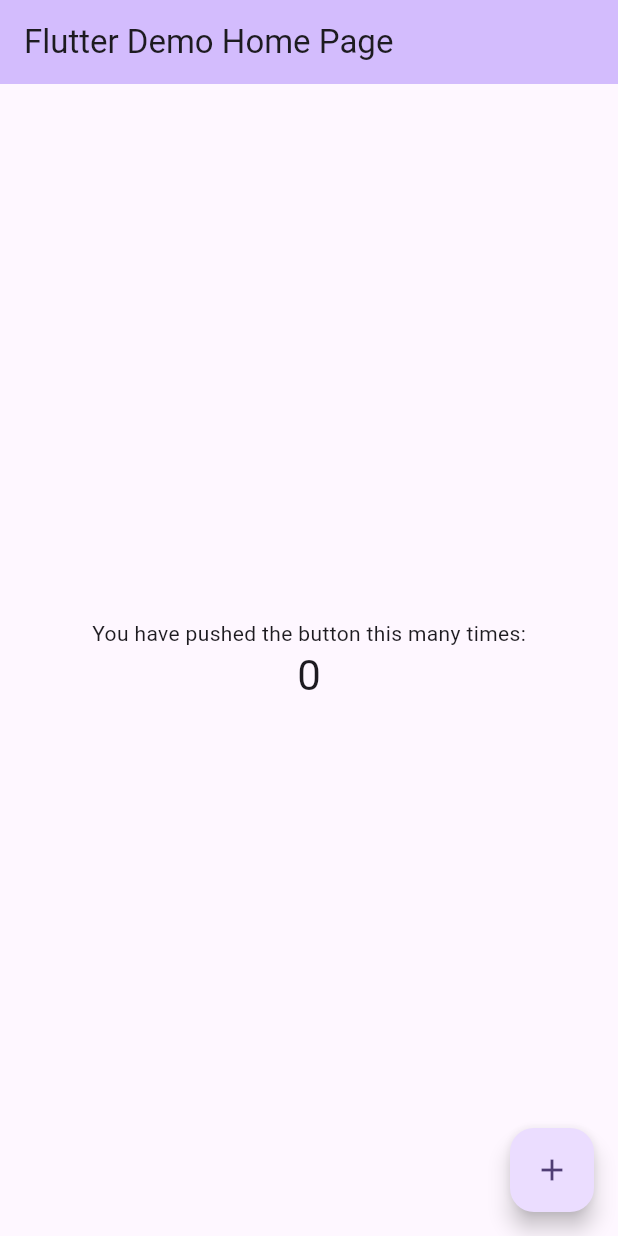
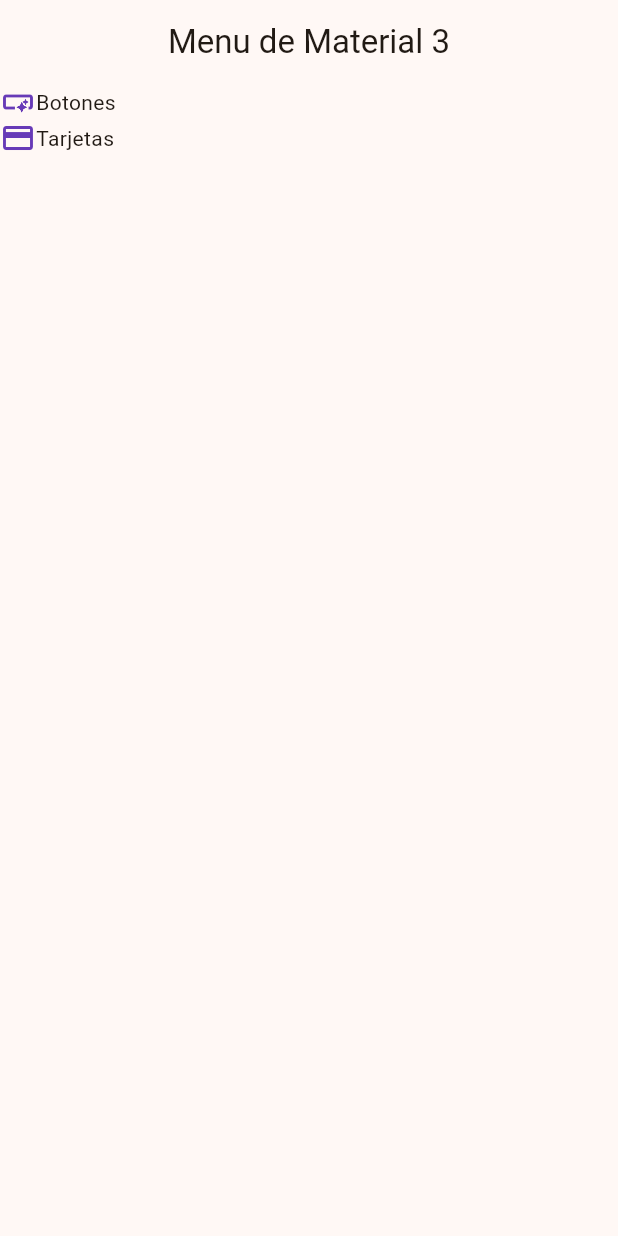
Before and after one commit to MAUMAU101/halloween, a Flutter app: the screen it shows after launch, on a phone screen of 412 x 824 dp. Run offline on Flutter 3.47's test engine with Material 2 defaults, Android fonts, the phone set to English and light mode, and no system bars.

Commit message:
app replaced

```diff
--- /dev/null
+++ b/lib/config/menu/menu_items.dart
@@ -0,0 +1,29 @@
+import 'package:flutter/material.dart';
+
+class MenuItem {
+  final String title;
+  final String subTitle;
+  final String link;
+  final IconData icon;
+  const MenuItem({
+    required this.title,
+    required this.subTitle,
+    required this.link,
+    required this.icon,
+  });
+}
+
+const appMenuItems = <MenuItem>[
+  MenuItem(
+    title: 'Botones',
+    subTitle: 'Varios botones en Flutter',
+    link: '/buttons',
+    icon: Icons.smart_button_outlined,
+  ),
+  MenuItem(
+    title: 'Tarjetas',
+    subTitle: 'Un contenedor estilizado',
+    link: '/card',
+    icon: Icons.credit_card,
+  ),
+];
--- /dev/null
+++ b/lib/config/theme/app_theme.dart
@@ -0,0 +1,27 @@
+import 'package:flutter/material.dart';
+
+const List<Color> _colorThemes = [
+  Colors.blue,
+  Colors.teal,
+  Colors.green,
+  Colors.yellow,
+  Colors.orange,
+  Colors.pink,
+];
+
+class AppTheme {
+  final int selectedColor;
+
+  AppTheme({this.selectedColor = 0})
+      : assert(selectedColor >= 0 && selectedColor < _colorThemes.length,
+            'Solo se encuentra los Colores en un rango de 0 a ${_colorThemes.length - 1}');
+  ThemeData getTheme() {
+    return ThemeData(
+      useMaterial3: true,
+      colorSchemeSeed: _colorThemes[selectedColor],
+      appBarTheme: const AppBarTheme(
+        centerTitle: true,
+      ),
+    );
+  }
+}
--- a/lib/main.dart
+++ b/lib/main.dart
@@ -1,4 +1,6 @@
 import 'package:flutter/material.dart';
+import './config/theme/app_theme.dart';
+import './presentation/screens/home_screen.dart';
 
 void main() {
   runApp(const MyApp());
@@ -11,115 +13,9 @@ class MyApp extends StatelessWidget {
   @override
   Widget build(BuildContext context) {
     return MaterialApp(
-      title: 'Flutter Demo',
-      theme: ThemeData(
-        // This is the theme of your application.
-        //
-        // TRY THIS: Try running your application with "flutter run". You'll see
-        // the application has a blue toolbar. Then, without quitting the app,
-        // try changing the seedColor in the colorScheme below to Colors.green
-        // and then invoke "hot reload" (save your changes or press the "hot
-        // reload" button in a Flutter-supported IDE, or press "r" if you used
-        // the command line to start the app).
-        //
-        // Notice that the counter didn't reset back to zero; the application
-        // state is not lost during the reload. To reset the state, use hot
-        // restart instead.
-        //
-        // This works for code too, not just values: Most code changes can be
-        // tested with just a hot reload.
-        colorScheme: ColorScheme.fromSeed(seedColor: Colors.deepPurple),
-        useMaterial3: true,
-      ),
-      home: const MyHomePage(title: 'Flutter Demo Home Page'),
+      debugShowCheckedModeBanner: false,
+      theme: AppTheme(selectedColor: 4).getTheme(),
+      home: const HomeScreen(),
     );
   }
 }
-
-class MyHomePage extends StatefulWidget {
-  const MyHomePage({super.key, required this.title});
-
-  // This widget is the home page of your application. It is stateful, meaning
-  // that it has a State object (defined below) that contains fields that affect
-  // how it looks.
-
-  // This class is the configuration for the state. It holds the values (in this
-  // case the title) provided by the parent (in this case the App widget) and
-  // used by the build method of the State. Fields in a Widget subclass are
-  // always marked "final".
-
-  final String title;
-
-  @override
-  State<MyHomePage> createState() => _MyHomePageState();
-}
-
-class _MyHomePageState extends State<MyHomePage> {
-  int _counter = 0;
-
-  void _incrementCounter() {
-    setState(() {
-      // This call to setState tells the Flutter framework that something has
-      // changed in this State, which causes it to rerun the build method below
-      // so that the display can reflect the updated values. If we changed
-      // _counter without calling setState(), then the build method would not be
-      // called again, and so nothing would appear to happen.
-      _counter++;
-    });
-  }
-
-  @override
-  Widget build(BuildContext context) {
-    // This method is rerun every time setState is called, for instance as done
-    // by the _incrementCounter method above.
-    //
-    // The Flutter framework has been optimized to make rerunning build methods
-    // fast, so that you can just rebuild anything that needs updating rather
-    // than having to individually change instances of widgets.
-    return Scaffold(
-      appBar: AppBar(
-        // TRY THIS: Try changing the color here to a specific color (to
-        // Colors.amber, perhaps?) and trigger a hot reload to see the AppBar
-        // change color while the other colors stay the same.
-        backgroundColor: Theme.of(context).colorScheme.inversePrimary,
-        // Here we take the value from the MyHomePage object that was created by
-        // the App.build method, and use it to set our appbar title.
-        title: Text(widget.title),
-      ),
-      body: Center(
-        // Center is a layout widget. It takes a single child and positions it
-        // in the middle of the parent.
-        child: Column(
-          // Column is also a layout widget. It takes a list of children and
-          // arranges them vertically. By default, it sizes itself to fit its
-          // children horizontally, and tries to be as tall as its parent.
-          //
-          // Column has various properties to control how it sizes itself and
-          // how it positions its children. Here we use mainAxisAlignment to
-          // center the children vertically; the main axis here is the vertical
-          // axis because Columns are vertical (the cross axis would be
-          // horizontal).
-          //
-          // TRY THIS: Invoke "debug painting" (choose the "Toggle Debug Paint"
-          // action in the IDE, or press "p" in the console), to see the
-          // wireframe for each widget.
-          mainAxisAlignment: MainAxisAlignment.center,
-          children: <Widget>[
-            const Text(
-              'You have pushed the button this many times:',
-            ),
-            Text(
-              '$_counter',
-              style: Theme.of(context).textTheme.headlineMedium,
-            ),
-          ],
-        ),
-      ),
-      floatingActionButton: FloatingActionButton(
-        onPressed: _incrementCounter,
-        tooltip: 'Increment',
-        child: const Icon(Icons.add),
-      ), // This trailing comma makes auto-formatting nicer for build methods.
-    );
-  }
-}
--- /dev/null
+++ b/lib/presentation/screens/home_screen.dart
@@ -0,0 +1,41 @@
+import 'package:flutter/material.dart';
+import '../../config/menu/menu_items.dart';
+
+class HomeScreen extends StatelessWidget {
+  const HomeScreen({super.key});
+
+  @override
+  Widget build(BuildContext context) {
+    return Scaffold(
+      appBar: AppBar(
+        title: const Text('Menu de Material 3'),
+      ),
+      body: const _HomeView()
+    );
+  }
+}
+
+class _HomeView extends StatelessWidget {
+  const _HomeView({super.key});
+
+  @override
+  Widget build(BuildContext context) {
+    return ListView.builder(
+      itemCount: appMenuItems.length,
+      itemBuilder: menuList,
+    );
+  }
+
+  Widget menuList(BuildContext context, int index) {
+    final menuItem = appMenuItems[index];
+    return Row(
+      children: [
+        Icon(
+          menuItem.icon,
+          color: Colors.deepPurple,
+        ),
+        Text(menuItem.title)
+      ],
+    );
+  }
+}
```
